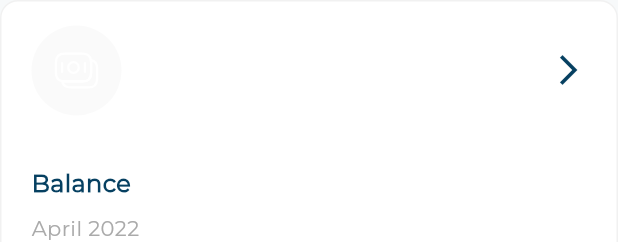
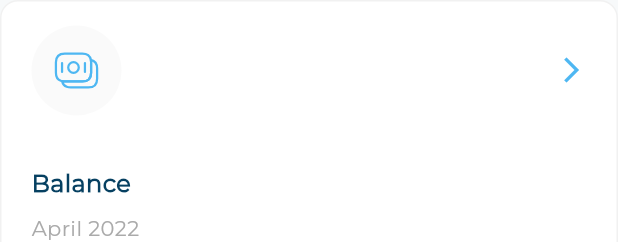
Before and after one commit to Nidhal-Khazene/Invoicing-Dashboard, a Flutter app: the InActiveAllExpensesItem widget shown alone on an empty page, opened directly with sample values from the repository, on a phone screen of 412 x 824 dp. Shown: the top 242 px of the screen. Run offline on Flutter 3.47's test engine with Material 3 defaults, Android fonts, the phone set to English and light mode, and no system bars; our stand-ins replace flutter_svg.

Commit message:
active all expenses item

```diff
--- a/lib/widgets/Active_and_inactive_all_expenses_item.dart
+++ b/lib/widgets/Active_and_inactive_all_expenses_item.dart
@@ -1,4 +1,5 @@
 import 'package:flutter/material.dart';
+import 'package:invoicing_dashboard/constants.dart';
 
 import '../utils/app_styles.dart';
 import 'all_expenses_item_header.dart';
@@ -26,7 +27,11 @@ class InActiveAllExpensesItem extends StatelessWidget {
       child: Column(
         crossAxisAlignment: CrossAxisAlignment.start,
         children: [
-          AllExpensesItemHeader(iconImage: allExpensesItemModel.icon),
+          AllExpensesItemHeader(
+            iconImage: allExpensesItemModel.icon,
+            backgroundIconColor: const Color(0xffFAFAFA),
+            iconColor: kPrimaryColor,
+          ),
           const SizedBox(height: 34),
           Text(allExpensesItemModel.name, style: AppStyles.semiBold16),
           const SizedBox(height: 8),
--- a/lib/widgets/all_expenses_item.dart
+++ b/lib/widgets/all_expenses_item.dart
@@ -13,6 +13,8 @@ class AllExpensesItem extends StatelessWidget {
   final bool isActive;
   @override
   Widget build(BuildContext context) {
-    return ActiveAllExpensesItem(allExpensesItemModel: allExpensesItemModel);
+    return isActive
+        ? ActiveAllExpensesItem(allExpensesItemModel: allExpensesItemModel)
+        : InActiveAllExpensesItem(allExpensesItemModel: allExpensesItemModel);
   }
 }
--- a/lib/widgets/all_expenses_item_header.dart
+++ b/lib/widgets/all_expenses_item_header.dart
@@ -42,6 +42,7 @@ class AllExpensesItemHeader extends StatelessWidget {
           child: Icon(
             Icons.arrow_back_ios_new_outlined,
             color: iconColor ?? kSecondaryColor,
+            size: 20,
           ),
         ),
       ],
```
